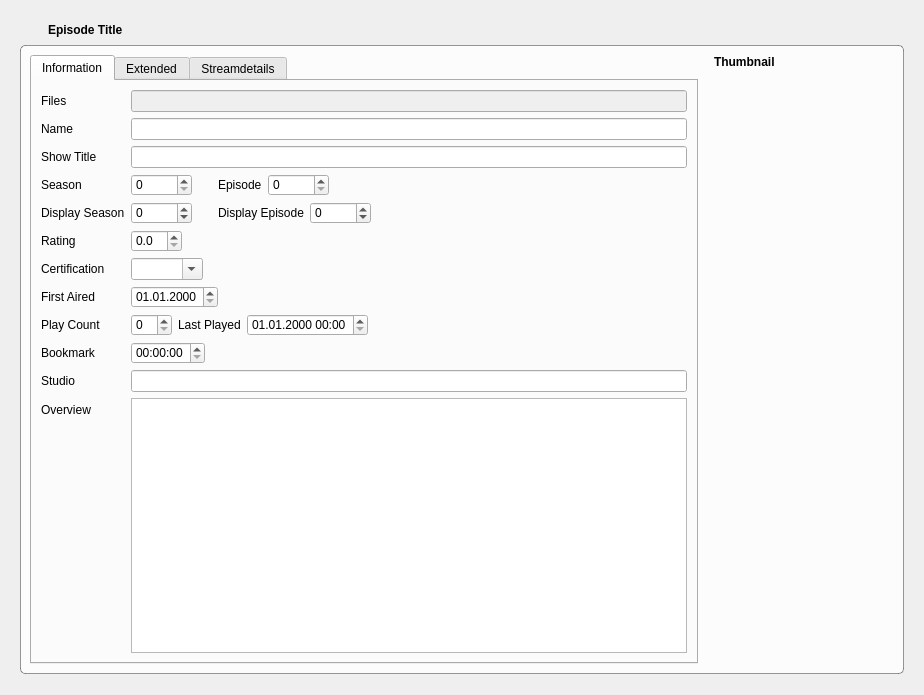
Before: the Qt Designer form tvShows/TvShowWidgetEpisode.ui in Komet/MediaElch, drawn with Qt 5.
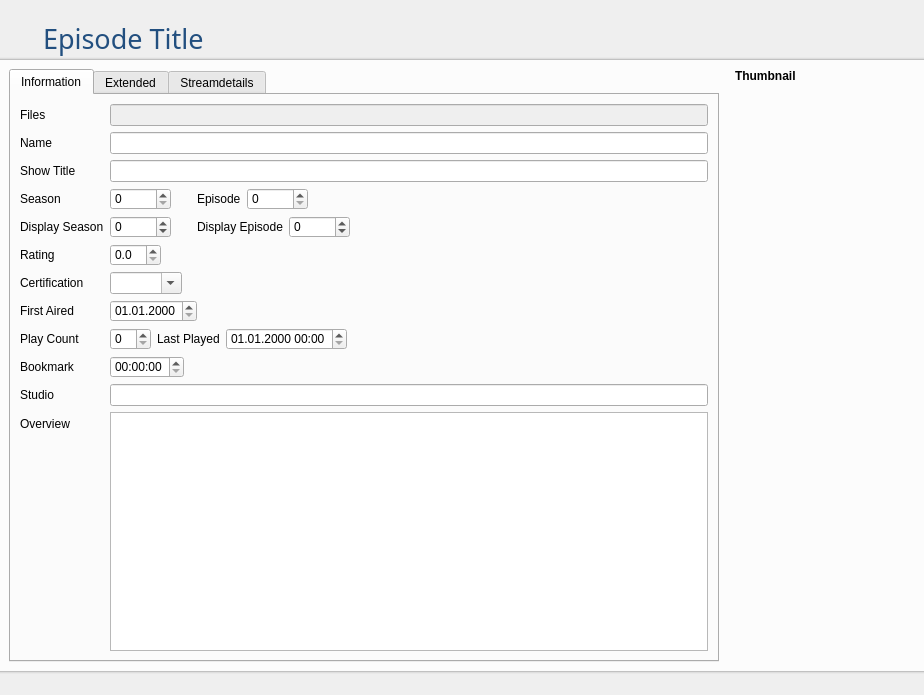
After: the same form once the commit is applied. Icons and pictures are not drawn. Custom widgets are drawn as their Qt base class.

Patch:
```diff
--- a/tvShows/TvShowWidgetEpisode.ui
+++ b/tvShows/TvShowWidgetEpisode.ui
@@ -13,24 +13,40 @@
   <property name="windowTitle">
    <string>Form</string>
   </property>
-  <layout class="QVBoxLayout" name="verticalLayout" stretch="0,1">
+  <layout class="QVBoxLayout" name="verticalLayout" stretch="0,0,1,0">
    <property name="spacing">
-    <number>5</number>
+    <number>0</number>
    </property>
    <property name="leftMargin">
-    <number>20</number>
+    <number>0</number>
    </property>
    <property name="topMargin">
     <number>20</number>
    </property>
    <property name="rightMargin">
-    <number>20</number>
+    <number>0</number>
    </property>
    <property name="bottomMargin">
     <number>21</number>
    </property>
    <item>
     <layout class="QHBoxLayout" name="horizontalLayout_3">
+     <item>
+      <spacer name="horizontalSpacer_6">
+       <property name="orientation">
+        <enum>Qt::Horizontal</enum>
+       </property>
+       <property name="sizeType">
+        <enum>QSizePolicy::Fixed</enum>
+       </property>
+       <property name="sizeHint" stdset="0">
+        <size>
+         <width>20</width>
+         <height>20</height>
+        </size>
+       </property>
+      </spacer>
+     </item>
      <item>
       <widget class="QToolButton" name="buttonRevert">
        <property name="cursor">
@@ -57,10 +73,14 @@
       <widget class="QLabel" name="episodeName">
        <property name="font">
         <font>
-         <weight>75</weight>
-         <bold>true</bold>
+         <family>Pathway Gothic One</family>
+         <pointsize>20</pointsize>
         </font>
        </property>
+       <property name="styleSheet">
+        <string notr="true">color: #224f7f;
+</string>
+       </property>
        <property name="text">
         <string>Episode Title</string>
        </property>
@@ -87,12 +107,31 @@
      </item>
     </layout>
    </item>
+   <item>
+    <widget class="QWidget" name="widget" native="true">
+     <property name="minimumSize">
+      <size>
+       <width>0</width>
+       <height>3</height>
+      </size>
+     </property>
+     <property name="maximumSize">
+      <size>
+       <width>16777215</width>
+       <height>3</height>
+      </size>
+     </property>
+     <property name="styleSheet">
+      <string notr="true">background-color: qlineargradient(spread:pad, x1:1, y1:1, x2:1, y2:0, stop:0 rgba(100, 100, 100, 255), stop:0.2 rgba(100, 100, 100, 50), stop:1 rgba(255, 255, 255, 0));
+</string>
+     </property>
+    </widget>
+   </item>
    <item>
     <widget class="QGroupBox" name="groupBox_3">
      <property name="styleSheet">
       <string notr="true">QGroupBox {
-	border: 1px solid rgba(0, 0, 0, 100);
-	border-radius: 5px;
+	border-radius: 0;
 	background-color: rgba(255, 255, 255, 200);
 }</string>
      </property>
@@ -873,6 +912,26 @@
      </layout>
     </widget>
    </item>
+   <item>
+    <widget class="QWidget" name="widget_2" native="true">
+     <property name="minimumSize">
+      <size>
+       <width>0</width>
+       <height>3</height>
+      </size>
+     </property>
+     <property name="maximumSize">
+      <size>
+       <width>16777215</width>
+       <height>3</height>
+      </size>
+     </property>
+     <property name="styleSheet">
+      <string notr="true">background-color: qlineargradient(spread:pad, x1:1, y1:0, x2:1, y2:1, stop:0 rgba(100, 100, 100, 255), stop:0.2 rgba(100, 100, 100, 50), stop:1 rgba(255, 255, 255, 0));
+</string>
+     </property>
+    </widget>
+   </item>
   </layout>
  </widget>
  <customwidgets>
```
